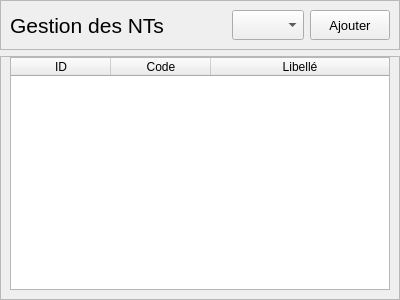
First picture: the form in 3rd project/ui/Nt/List.ui, repository aitemrar-younes/PyQt_learning, before the edit.
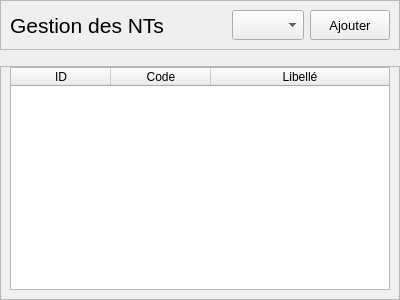
Second picture: the form after the edit.

Diff of the .ui file:
```diff
--- a/3rd project/ui/Nt/List.ui
+++ b/3rd project/ui/Nt/List.ui
@@ -118,7 +118,7 @@
      </layout>
     </widget>
    </item>
-   <item row="1" column="0">
+   <item row="2" column="0">
     <widget class="QFrame" name="frame_2">
      <property name="cursor">
       <cursorShape>PointingHandCursor</cursorShape>
@@ -164,6 +164,22 @@
      </layout>
     </widget>
    </item>
+   <item row="1" column="0">
+    <spacer name="verticalSpacer">
+     <property name="orientation">
+      <enum>Qt::Vertical</enum>
+     </property>
+     <property name="sizeType">
+      <enum>QSizePolicy::Fixed</enum>
+     </property>
+     <property name="sizeHint" stdset="0">
+      <size>
+       <width>20</width>
+       <height>10</height>
+      </size>
+     </property>
+    </spacer>
+   </item>
   </layout>
  </widget>
  <resources/>
```
Left out of the diff: 2 changed lines with no effect on the pictures.
